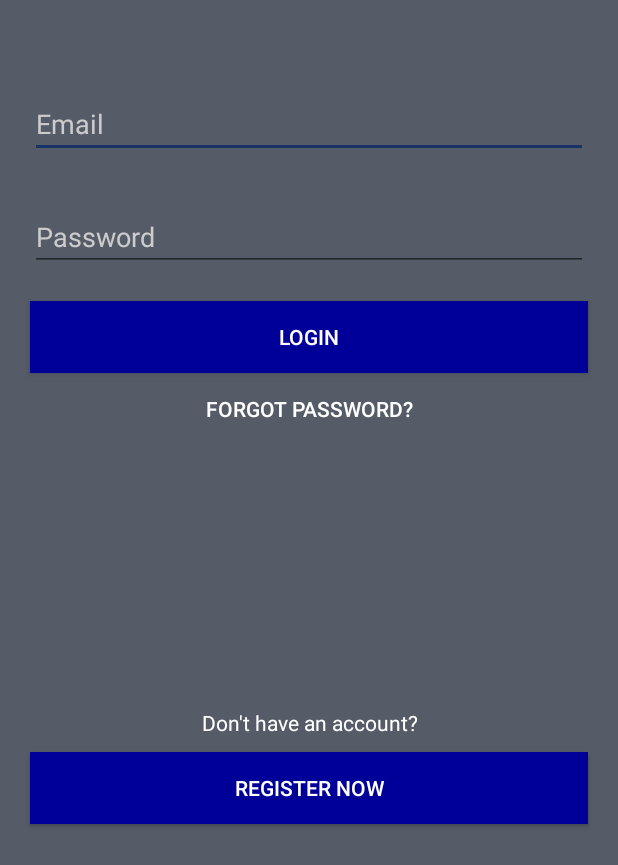
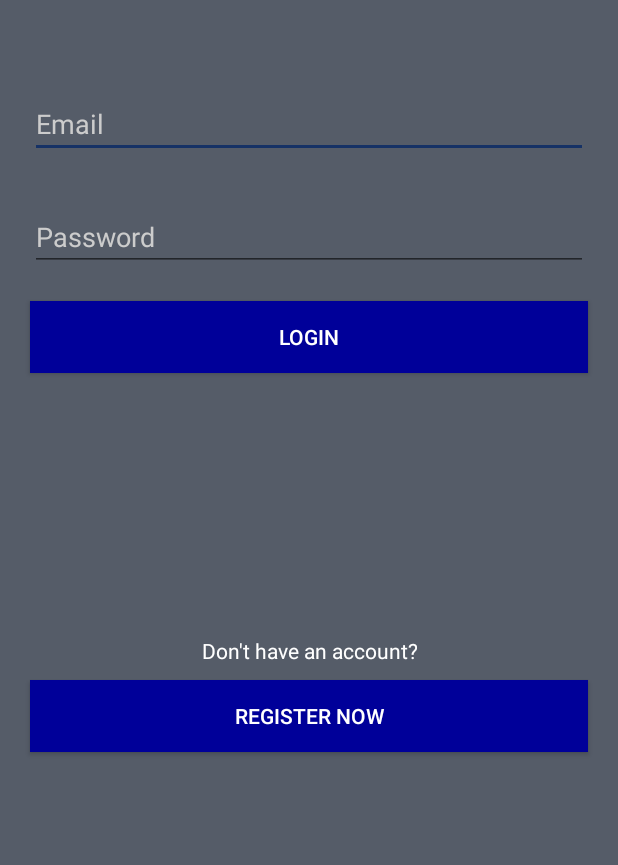
Before and after one commit to mstrassassin1st/LightbulbFacilitator, an Android app: the Login screen opened directly, with no data from a screen before it, on a phone screen of 412 x 824 dp. Shown: the top 865 px of the screen. Run offline under Robolectric (Android 15) with nearby library versions, the phone set to English and light mode, and no system bars.

Commit message:
Remove Forgot Password

```diff
--- a/app/src/main/java/app/itdivision/lightbulbfacilitator/Login.java
+++ b/app/src/main/java/app/itdivision/lightbulbfacilitator/Login.java
@@ -32,7 +32,6 @@ public class Login extends AppCompatActivity {
         fa_email = (EditText) findViewById(R.id.fa_email);
         fa_password = (EditText) findViewById(R.id.fa_password);
         fa_btnLogin = (Button) findViewById(R.id.fa_btnLogin);
-        fa_btn_forgot_password = (Button) findViewById(R.id.fa_btn_forgot_password);
         fa_btnRegister = (Button) findViewById(R.id.fa_btnRegister);
 
         fa_btnLogin.setOnClickListener(new View.OnClickListener() {
--- a/app/src/main/res/layout/activity_login.xml
+++ b/app/src/main/res/layout/activity_login.xml
@@ -48,19 +48,6 @@
         android:textColor="@color/colorWhite"
         />
 
-    <Button
-        android:id="@+id/fa_btn_forgot_password"
-        android:text="Forgot password?"
-        android:layout_width="wrap_content"
-        android:layout_height="wrap_content"
-        android:background="@null"
-        android:layout_gravity="center"
-        android:layout_marginLeft="20dp"
-        android:layout_marginStart="20dp"
-        android:layout_marginRight="20dp"
-        android:layout_marginEnd="20dp"
-        android:textColor="@color/colorWhite" />
-
     <TextView
         android:layout_width="wrap_content"
         android:layout_height="wrap_content"
```
